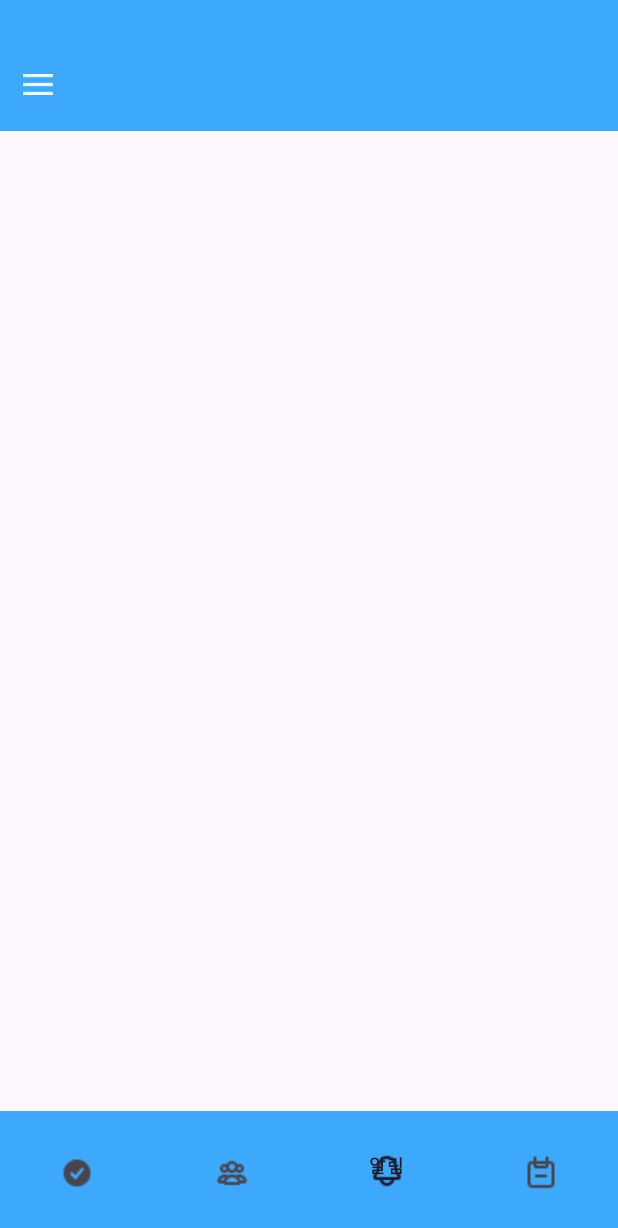
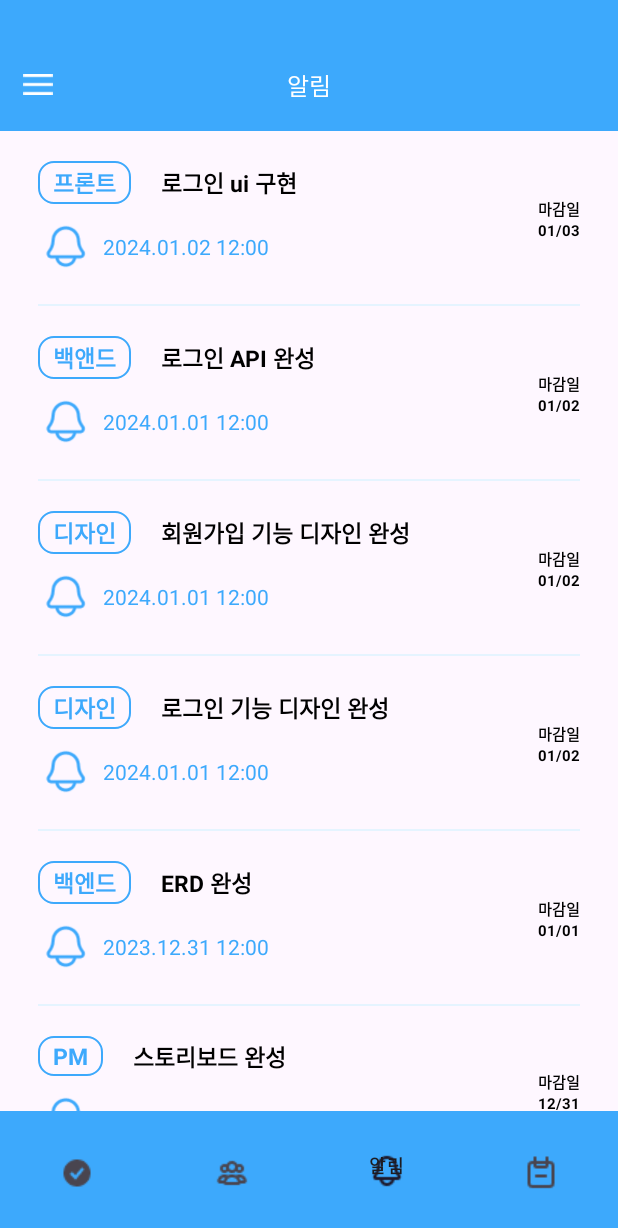
Before and after one commit to SeonJeongk/Y-android, an Android app: the screen it shows after launch (MainActivity), item 3 of the bottom bar chosen, on a phone screen of 412 x 824 dp. Shown: the top 1228 px of the screen. Run offline under Robolectric (Android 15) with nearby library versions, the phone set to English and light mode, and no system bars.

Commit message:
✨Feat: 알림 ui 구현
알림 페이지 구현, status바 투명화 적용, actionbar_settings.xml id 변경

```diff
--- a/app/src/main/java/kr/ac/duksung/hackathon_y/MainActivity.kt
+++ b/app/src/main/java/kr/ac/duksung/hackathon_y/MainActivity.kt
@@ -9,11 +9,13 @@ import android.util.Log
 import androidx.fragment.app.Fragment
 import com.google.android.material.bottomnavigation.BottomNavigationView
 import kr.ac.duksung.hackathon_y.ui.MeetingFragment
+import kr.ac.duksung.hackathon_y.ui.alarm.AlarmFragment
 import java.security.MessageDigest
 
 class MainActivity : AppCompatActivity() {
 
     private val meetingFragment = MeetingFragment()
+    private val alarmFragment = AlarmFragment()
     private lateinit var bottomNavigationView: BottomNavigationView
 
     override fun onCreate(savedInstanceState: Bundle?) {
@@ -33,6 +35,7 @@ class MainActivity : AppCompatActivity() {
                 R.id.tapTeam -> {
                 }
                 R.id.tapAlram -> {
+                    replaceFragment(alarmFragment)
                 }
                 R.id.tapSchedule -> {
                 }
--- a/app/src/main/java/kr/ac/duksung/hackathon_y/ui/MeetingFragment.kt
+++ b/app/src/main/java/kr/ac/duksung/hackathon_y/ui/MeetingFragment.kt
@@ -34,7 +34,7 @@ class MeetingFragment : Fragment() {
         savedInstanceState: Bundle?,
     ): View? {
         viewBinding = FragmentMeetingBinding.inflate(inflater, container,false)
-        viewBinding.actionbar.appbarMeeting.visibility = View.VISIBLE
+        viewBinding.actionbar.tvTitle.visibility = View.VISIBLE
 
         return inflater.inflate(R.layout.fragment_meeting, container, false)
     }
--- /dev/null
+++ b/app/src/main/java/kr/ac/duksung/hackathon_y/ui/alarm/AlarmFragment.kt
@@ -0,0 +1,33 @@
+package kr.ac.duksung.hackathon_y.ui.alarm
+
+import android.os.Bundle
+import android.view.LayoutInflater
+import android.view.View
+import android.view.ViewGroup
+import androidx.fragment.app.Fragment
+import androidx.recyclerview.widget.LinearLayoutManager
+import kr.ac.duksung.hackathon_y.databinding.FragmentAlarmBinding
+
+class AlarmFragment() : Fragment() {
+
+    private lateinit var binding : FragmentAlarmBinding
+
+    override fun onCreateView(
+        inflater: LayoutInflater,
+        container: ViewGroup?,
+        savedInstanceState: Bundle?
+    ): View? {
+        binding = FragmentAlarmBinding.inflate(inflater, container, false)
+
+        binding.actionbar.tvTitle.visibility = View.VISIBLE
+        binding.actionbar.tvTitle.text = "알림"
+
+        val alarmRVAdapter = AlarmRVAdapter()
+        // 어뎁터 설정
+        binding.rvAlarm.adapter = alarmRVAdapter
+        binding.rvAlarm.layoutManager = LinearLayoutManager(context, LinearLayoutManager.VERTICAL, false)
+
+        return binding.root
+    }
+
+}
--- /dev/null
+++ b/app/src/main/java/kr/ac/duksung/hackathon_y/ui/alarm/AlarmRVAdapter.kt
@@ -0,0 +1,47 @@
+package kr.ac.duksung.hackathon_y.ui.alarm
+
+import android.view.LayoutInflater
+import android.view.ViewGroup
+import androidx.recyclerview.widget.RecyclerView
+import kr.ac.duksung.hackathon_y.databinding.ItemAlarmBinding
+
+class AlarmRVAdapter() : RecyclerView.Adapter<AlarmRVAdapter.ViewHolder>() {
+
+    // 더미 데이터
+    val part = arrayOf( "프론트", "백앤드", "디자인", "디자인", "백엔드", "PM" )
+    val contents = arrayOf(
+        "로그인 ui 구현",
+        "로그인 API 완성",
+        "회원가입 기능 디자인 완성",
+        "로그인 기능 디자인 완성",
+        "ERD 완성",
+        "스토리보드 완성"
+    )
+    val deadline = arrayOf("01/03", "01/02", "01/02", "01/02", "01/01", "12/31")
+    val postDate = arrayOf("2024.01.02", "2024.01.01", "2024.01.01", "2024.01.01", "2023.12.31", "2023.12.30")
+
+    override fun onCreateViewHolder(viewGroup: ViewGroup, viewType: Int): ViewHolder {
+        val binding: ItemAlarmBinding = ItemAlarmBinding.inflate(
+            LayoutInflater.from(viewGroup.context),
+            viewGroup,
+            false)
+
+        return ViewHolder(binding)  //item view 객체 return
+    }
+
+    override fun onBindViewHolder(holder: ViewHolder, position: Int) {
+        holder.bind(position)    // viewHolder로 item view 객체 넘겨준다
+    }
+
+    override fun getItemCount(): Int = contents.size
+
+    //item view 객체를 담고 있는 viewHolder
+    inner class ViewHolder(val binding: ItemAlarmBinding) : RecyclerView.ViewHolder(binding.root){
+        fun bind(position: Int) {
+            binding.tvPart.text = part[position]    // 파트명
+            binding.tvContents.text = contents[position]    // 일정 내용
+            binding.tvDeadlineDate.text = deadline[position]    // 마감일
+            binding.tvAlarmDate.text = postDate[position]   // 알림 발송일
+        }
+    }
+}
--- /dev/null
+++ b/app/src/main/res/drawable/tv_blue_border.xml
@@ -0,0 +1,9 @@
+<?xml version="1.0" encoding="utf-8"?>
+<shape xmlns:android="http://schemas.android.com/apk/res/android" android:shape="rectangle">
+    <stroke android:width="1dp" android:color="#3DA9FC" />
+    <corners android:radius="10dp" />
+    <padding android:top="3dp" />
+    <padding android:bottom="3dp" />
+    <padding android:left="10dp" />
+    <padding android:right="10dp" />
+</shape>
--- a/app/src/main/res/layout/actionbar_settings.xml
+++ b/app/src/main/res/layout/actionbar_settings.xml
@@ -13,7 +13,7 @@
         android:layout_height="match_parent">
 
         <ImageView
-            android:id="@+id/appbar_back_btn"
+            android:id="@+id/iv_sidemenu"
             android:layout_width="wrap_content"
             android:layout_height="wrap_content"
             android:layout_marginStart="15dp"
@@ -25,7 +25,7 @@
             app:layout_constraintTop_toTopOf="parent" />
 
         <TextView
-            android:id="@+id/appbar_meeting"
+            android:id="@+id/tv_title"
             android:layout_width="wrap_content"
             android:layout_height="wrap_content"
             android:lineHeight="20dp"
@@ -34,10 +34,10 @@
             android:textSize="16sp"
             android:visibility="invisible"
             android:fontFamily="@font/pretendard_regular"
-            app:layout_constraintBottom_toBottomOf="@id/appbar_layout"
+            app:layout_constraintBottom_toBottomOf="@id/iv_sidemenu"
             app:layout_constraintEnd_toEndOf="parent"
             app:layout_constraintStart_toStartOf="parent"
-            app:layout_constraintTop_toTopOf="@id/appbar_layout" />
+            app:layout_constraintTop_toTopOf="@id/iv_sidemenu" />
 
 
     </androidx.constraintlayout.widget.ConstraintLayout>
--- /dev/null
+++ b/app/src/main/res/layout/fragment_alarm.xml
@@ -0,0 +1,25 @@
+<?xml version="1.0" encoding="utf-8"?>
+<androidx.constraintlayout.widget.ConstraintLayout xmlns:android="http://schemas.android.com/apk/res/android"
+    android:layout_width="match_parent"
+    android:layout_height="match_parent"
+    xmlns:tools="http://schemas.android.com/tools"
+    xmlns:app="http://schemas.android.com/apk/res-auto">
+
+    <include
+        android:id="@+id/actionbar"
+        layout="@layout/actionbar_settings"/>
+
+    <androidx.recyclerview.widget.RecyclerView
+        android:id="@+id/rv_alarm"
+        android:layout_width="match_parent"
+        android:layout_height="0dp"
+        android:orientation="vertical"
+        android:clipToPadding="false"
+        app:layout_constraintStart_toStartOf="parent"
+        app:layout_constraintEnd_toEndOf="parent"
+        app:layout_constraintTop_toBottomOf="@id/actionbar"
+        app:layout_constraintBottom_toBottomOf="parent"
+        app:layoutManager="androidx.recyclerview.widget.LinearLayoutManager"
+        tools:listitem="@layout/item_alarm" />
+
+</androidx.constraintlayout.widget.ConstraintLayout>
--- /dev/null
+++ b/app/src/main/res/layout/item_alarm.xml
@@ -0,0 +1,116 @@
+<?xml version="1.0" encoding="utf-8"?>
+<androidx.constraintlayout.widget.ConstraintLayout xmlns:android="http://schemas.android.com/apk/res/android"
+    android:layout_width="match_parent"
+    android:layout_height="wrap_content"
+    android:paddingStart="25dp"
+    android:paddingEnd="25dp"
+    xmlns:app="http://schemas.android.com/apk/res-auto">
+
+    <TextView
+        android:id="@+id/tv_part"
+        android:layout_width="wrap_content"
+        android:layout_height="wrap_content"
+        android:layout_marginTop="20dp"
+        android:text="파트명"
+        android:textSize="15sp"
+        android:textColor="@color/mainColor"
+        android:textStyle="bold"
+        android:background="@drawable/tv_blue_border"
+        app:layout_constraintStart_toStartOf="parent"
+        app:layout_constraintTop_toTopOf="parent"/>
+
+    <TextView
+        android:id="@+id/tv_contents"
+        android:layout_width="wrap_content"
+        android:layout_height="wrap_content"
+        android:layout_marginTop="20dp"
+        android:layout_marginStart="20dp"
+        android:text="알림 내용"
+        android:textSize="15sp"
+        android:textStyle="bold"
+        android:textColor="@color/black"
+        app:layout_constraintStart_toEndOf="@id/tv_part"
+        app:layout_constraintTop_toTopOf="parent"
+        app:layout_constraintBottom_toBottomOf="@id/tv_part"/>
+
+    <androidx.constraintlayout.widget.ConstraintLayout
+        android:layout_width="wrap_content"
+        android:layout_height="wrap_content"
+        app:layout_constraintTop_toTopOf="parent"
+        app:layout_constraintEnd_toEndOf="parent"
+        app:layout_constraintBottom_toBottomOf="parent">
+
+        <TextView
+            android:id="@+id/tv_deadline"
+            android:layout_width="wrap_content"
+            android:layout_height="wrap_content"
+            android:text="마감일"
+            android:textSize="10sp"
+            android:textStyle="bold"
+            android:textColor="@color/black"
+            app:layout_constraintTop_toTopOf="parent"
+            app:layout_constraintStart_toStartOf="parent"
+            app:layout_constraintEnd_toEndOf="parent"/>
+
+        <TextView
+            android:id="@+id/tv_deadline_date"
+            android:layout_width="wrap_content"
+            android:layout_height="wrap_content"
+            android:text="0월0일"
+            android:textSize="10sp"
+            android:textStyle="bold"
+            android:textColor="@color/black"
+            app:layout_constraintTop_toBottomOf="@id/tv_deadline"
+            app:layout_constraintEnd_toEndOf="parent"
+            app:layout_constraintStart_toStartOf="parent"
+            app:layout_constraintBottom_toBottomOf="parent"/>
+
+    </androidx.constraintlayout.widget.ConstraintLayout>
+
+    <androidx.constraintlayout.widget.ConstraintLayout
+        android:id="@+id/layout_time"
+        android:layout_width="wrap_content"
+        android:layout_height="wrap_content"
+        android:layout_marginTop="10dp"
+        app:layout_constraintTop_toBottomOf="@id/tv_part"
+        app:layout_constraintStart_toStartOf="parent">
+
+        <ImageView
+            android:id="@+id/iv_alarm"
+            android:layout_width="55px"
+            android:layout_height="55px"
+            android:src="@drawable/ic_blue_bell"
+            app:layout_constraintTop_toTopOf="parent"
+            app:layout_constraintStart_toStartOf="parent"
+            app:layout_constraintBottom_toBottomOf="parent"/>
+
+        <TextView
+            android:id="@+id/tv_alarm_date"
+            android:layout_width="wrap_content"
+            android:layout_height="wrap_content"
+            android:layout_marginStart="10px"
+            android:text="2024.01.01"
+            android:textColor="@color/mainColor"
+            app:layout_constraintTop_toTopOf="@id/iv_alarm"
+            app:layout_constraintStart_toEndOf="@id/iv_alarm"
+            app:layout_constraintBottom_toBottomOf="@id/iv_alarm"/>
+
+        <TextView
+            android:layout_width="wrap_content"
+            android:layout_height="wrap_content"
+            android:text=" 12:00"
+            android:textColor="@color/mainColor"
+            app:layout_constraintTop_toTopOf="@id/iv_alarm"
+            app:layout_constraintStart_toEndOf="@id/tv_alarm_date"
+            app:layout_constraintBottom_toBottomOf="@id/iv_alarm"/>
+
+    </androidx.constraintlayout.widget.ConstraintLayout>
+
+    <View
+        android:layout_width="match_parent"
+        android:layout_height="1dp"
+        android:layout_marginTop="20dp"
+        android:background="@color/lightColor"
+        app:layout_constraintTop_toBottomOf="@id/layout_time"/>
+
+</androidx.constraintlayout.widget.ConstraintLayout>
--- a/app/src/main/res/values/colors.xml
+++ b/app/src/main/res/values/colors.xml
@@ -3,4 +3,6 @@
     <color name="black">#FF000000</color>
     <color name="white">#FFFFFFFF</color>
     <color name="mainColor">#3DA9FC</color>
+    <color name="lightColor">#E5F4FF</color>
+    <color name="transparent">#00ffffff</color>
 </resources>
--- a/app/src/main/res/values/themes.xml
+++ b/app/src/main/res/values/themes.xml
@@ -9,5 +9,8 @@
         <item name="android:transitionGroup">false</item>
     </style>
 
-    <style name="Theme.HackathonY" parent="Base.Theme.HackathonY" />
+    <style name="Theme.HackathonY" parent="Base.Theme.HackathonY" >
+        <item name="android:statusBarColor">@android:color/transparent</item>
+        <item name="android:windowLightStatusBar">true</item>
+    </style>
 </resources>
```
Also changed, not shown: app/src/main/res/drawable/ic_blue_bell.png (added).
